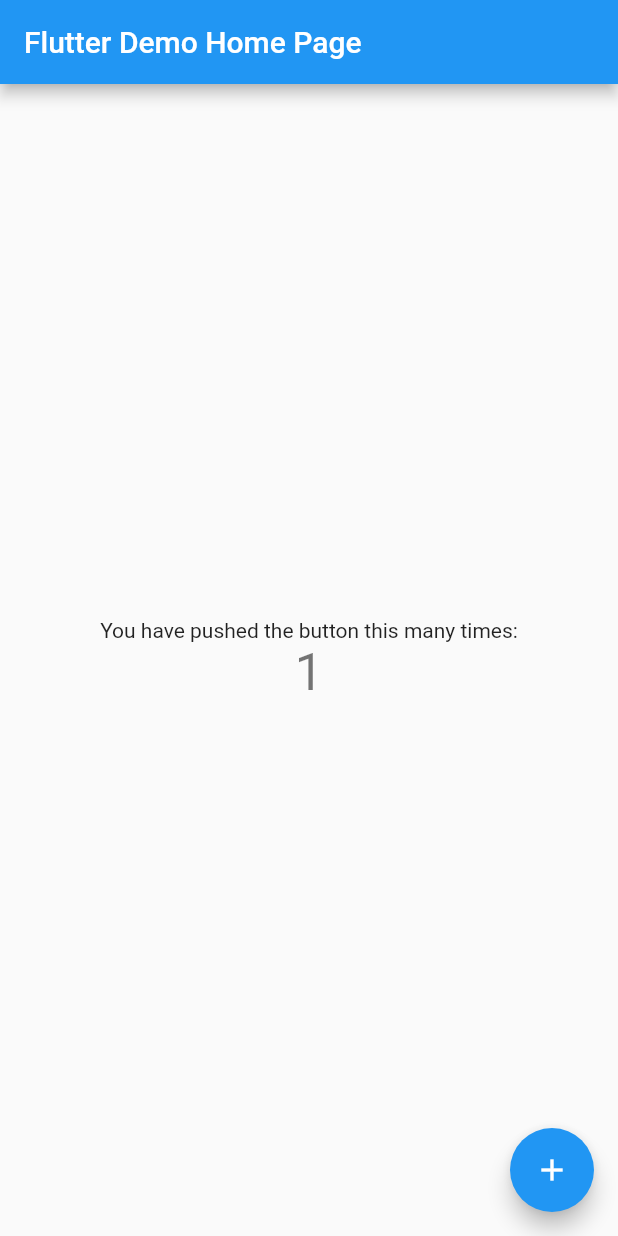
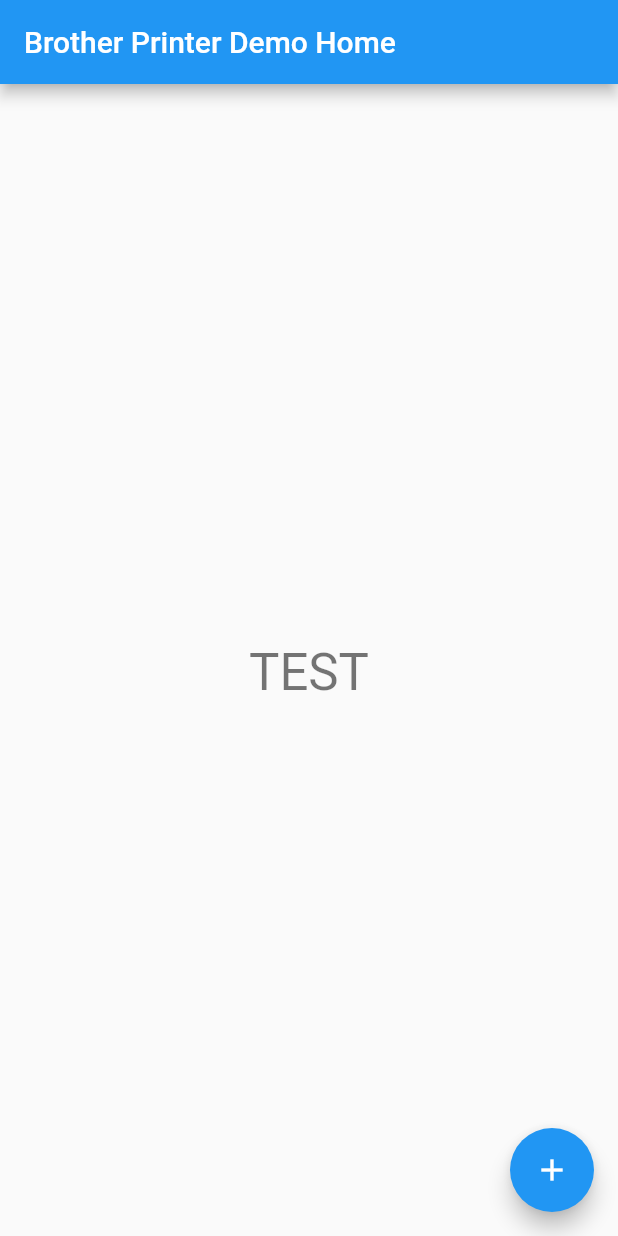
Before and after one commit to woodrdk/brother_app_demonstration, a Flutter app: the MyHomePage screen opened directly, after a tap on the "add" icon, on a phone screen of 412 x 824 dp. Run offline on Flutter 3.47's test engine with Material 2 defaults, Android fonts, the phone set to English and light mode, and no system bars.

Commit message:
removal of template info

```diff
--- a/lib/main.dart
+++ b/lib/main.dart
@@ -12,7 +12,7 @@ class MyApp extends StatelessWidget {
 
         primarySwatch: Colors.blue,
       ),
-      home: MyHomePage(title: 'Flutter Demo Home Page'),
+      home: MyHomePage(title: 'Brother Printer Demo Home'),
     );
   }
 }
@@ -27,13 +27,7 @@ class MyHomePage extends StatefulWidget {
 }
 
 class _MyHomePageState extends State<MyHomePage> {
-  int _counter = 0;
 
-  void _incrementCounter() {
-    setState(() {
-      _counter++;
-    });
-  }
 
   @override
   Widget build(BuildContext context) {
@@ -48,18 +42,18 @@ class _MyHomePageState extends State<MyHomePage> {
           mainAxisAlignment: MainAxisAlignment.center,
           children: <Widget>[
             Text(
-              'You have pushed the button this many times:',
+              '',
             ),
             Text(
-              '$_counter',
+              'TEST',
               style: Theme.of(context).textTheme.display1,
             ),
           ],
         ),
       ),
       floatingActionButton: FloatingActionButton(
-        onPressed: _incrementCounter,
-        tooltip: 'Increment',
+        onPressed: (){},
+        tooltip: '',
         child: Icon(Icons.add),
       ), // This trailing comma makes auto-formatting nicer for build methods.
     );
```
